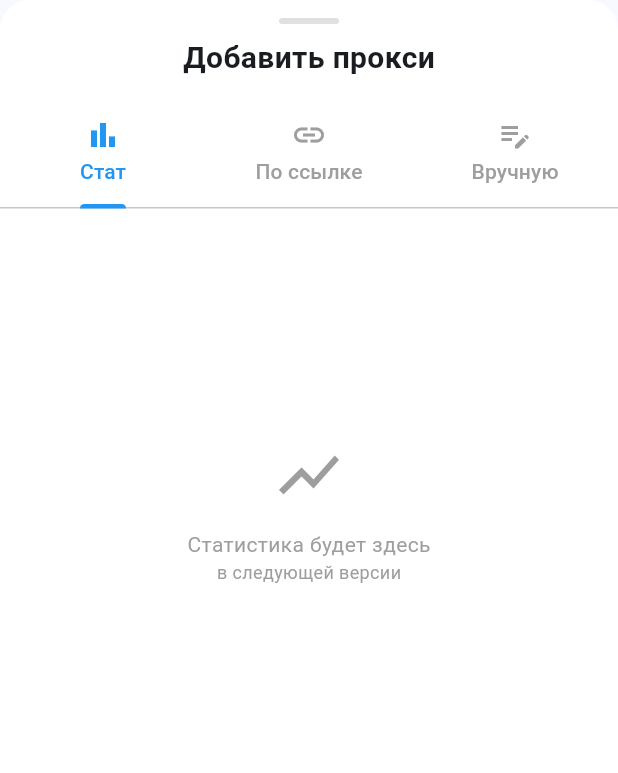
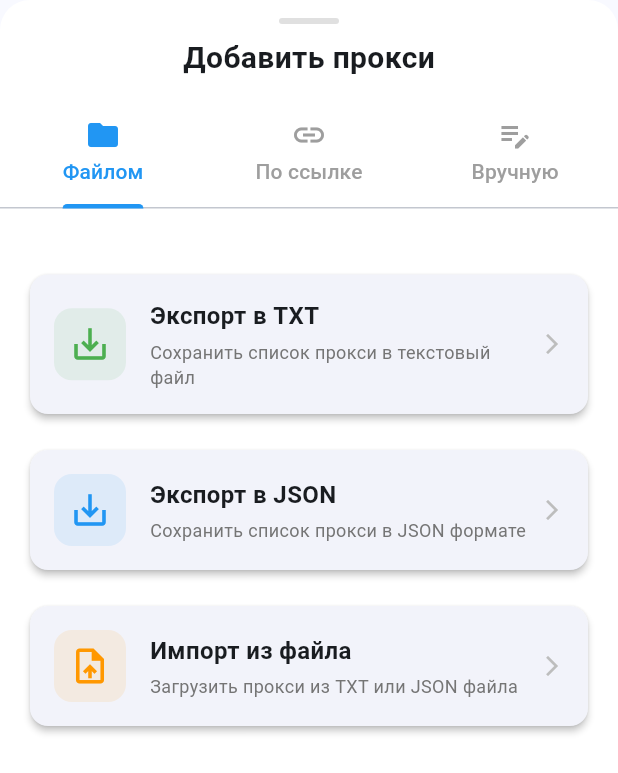
Before and after one commit to DrD-media/proxy_pinger, a Flutter app: the AddProxyBottomSheet widget shown alone on an empty page, opened directly, on a phone screen of 412 x 824 dp. Shown: the top 773 px of the screen. Run offline on Flutter 3.47's test engine with Material 3 defaults, Android fonts, the phone set to English and light mode, and no system bars; our stand-ins replace file_picker, flutter_riverpod, flutter_slidable, go_router, hive, hive_flutter and 1 more; accounts and stored records are empty.

Commit message:
обновление добавления прокси

```diff
--- a/lib/widgets/add_proxy_bottom_sheet.dart
+++ b/lib/widgets/add_proxy_bottom_sheet.dart
@@ -3,6 +3,7 @@ import 'package:flutter_riverpod/flutter_riverpod.dart';
 import '../data/services/link_parser_service.dart';
 import '../providers/proxy_provider.dart';
 import 'add_proxy_manual_bottom_sheet.dart';
+import '../services/file_import_export_service.dart';
 
 class AddProxyBottomSheet extends ConsumerStatefulWidget {
   const AddProxyBottomSheet({super.key});
@@ -59,7 +60,7 @@ class _AddProxyBottomSheetState extends ConsumerState<AddProxyBottomSheet> {
                         labelColor: Colors.blue,
                         unselectedLabelColor: Colors.grey,
                         tabs: [
-                          Tab(icon: Icon(Icons.bar_chart), text: 'Стат'),
+                          Tab(icon: Icon(Icons.folder), text: 'Файлом'),
                           Tab(icon: Icon(Icons.link), text: 'По ссылке'),
                           Tab(icon: Icon(Icons.edit_note), text: 'Вручную'),
                         ],
@@ -68,8 +69,8 @@ class _AddProxyBottomSheetState extends ConsumerState<AddProxyBottomSheet> {
                       Expanded(
                         child: TabBarView(
                           children: [
-                            // Вкладка: Стат (заглушка)
-                            _buildStatsTab(),
+                            // Вкладка: Файлом (экспорт/импорт)
+                            _buildFileTab(),
                             // Вкладка: По ссылке
                             _buildLinkTab(scrollController),
                             // Вкладка: Вручную
@@ -88,24 +89,176 @@ class _AddProxyBottomSheetState extends ConsumerState<AddProxyBottomSheet> {
     );
   }
 
-  Widget _buildStatsTab() {
-    return const Center(
+  Widget _buildFileTab() {
+    return SingleChildScrollView(
+      padding: const EdgeInsets.all(16),
       child: Column(
-        mainAxisAlignment: MainAxisAlignment.center,
         children: [
-          Icon(Icons.show_chart, size: 48, color: Colors.grey),
-          SizedBox(height: 12),
-          Text(
-            'Статистика будет здесь',
-            style: TextStyle(color: Colors.grey),
+          const SizedBox(height: 16),
+
+          // Экспорт в TXT
+          _buildFileButton(
+            icon: Icons.save_alt,
+            color: Colors.green,
+            title: 'Экспорт в TXT',
+            subtitle: 'Сохранить список прокси в текстовый файл',
+            onTap: () => _exportToTxt(),
           ),
-          Text(
-            'в следующей версии',
-            style: TextStyle(fontSize: 12, color: Colors.grey),
+
+          const SizedBox(height: 16),
+
+          // Экспорт в JSON
+          _buildFileButton(
+            icon: Icons.save_alt,
+            color: Colors.blue,
+            title: 'Экспорт в JSON',
+            subtitle: 'Сохранить список прокси в JSON формате',
+            onTap: () => _exportToJson(),
           ),
+
+          const SizedBox(height: 16),
+
+          // Импорт из файла
+          _buildFileButton(
+            icon: Icons.upload_file,
+            color: Colors.orange,
+            title: 'Импорт из файла',
+            subtitle: 'Загрузить прокси из TXT или JSON файла',
+            onTap: () => _importFromFile(),
+          ),
+
+          const SizedBox(height: 32),
         ],
       ),
     );
+  }
+
+  Widget _buildFileButton({
+    required IconData icon,
+    required Color color,
+    required String title,
+    required String subtitle,
+    required VoidCallback onTap,
+  }) {
+    return Card(
+      elevation: 2,
+      shape: RoundedRectangleBorder(
+        borderRadius: BorderRadius.circular(12),
+      ),
+      child: InkWell(
+        onTap: onTap,
+        borderRadius: BorderRadius.circular(12),
+        child: Padding(
+          padding: const EdgeInsets.all(16),
+          child: Row(
+            children: [
+              Container(
+                padding: const EdgeInsets.all(10),
+                decoration: BoxDecoration(
+                  color: color.withOpacity(0.1),
+                  borderRadius: BorderRadius.circular(12),
+                ),
+                child: Icon(icon, color: color, size: 28),
+              ),
+              const SizedBox(width: 16),
+              Expanded(
+                child: Column(
+                  crossAxisAlignment: CrossAxisAlignment.start,
+                  children: [
+                    Text(
+                      title,
+                      style: const TextStyle(
+                        fontSize: 16,
+                        fontWeight: FontWeight.bold,
+                      ),
+                    ),
+                    const SizedBox(height: 4),
+                    Text(
+                      subtitle,
+                      style: TextStyle(
+                        fontSize: 12,
+                        color: Colors.grey.shade600,
+                      ),
+                    ),
+                  ],
+                ),
+              ),
+              Icon(Icons.arrow_forward_ios, size: 16, color: Colors.grey.shade400),
+            ],
+          ),
+        ),
+      ),
+    );
+  }
+
+  Future<void> _exportToTxt() async {
+    final proxies = await ref.read(proxyListProvider.future);
+    if (proxies.isEmpty) {
+      ScaffoldMessenger.of(context).showSnackBar(
+        const SnackBar(content: Text('Нет прокси для экспорта')),
+      );
+      return;
+    }
+
+    final filePath = await FileImportExportService.exportProxies(proxies);
+    if (filePath != null && mounted) {
+      ScaffoldMessenger.of(context).showSnackBar(
+        SnackBar(
+          content: Text('✅ Экспортировано в TXT: $filePath'),
+          backgroundColor: Colors.green,
+        ),
+      );
+    }
+  }
+
+  Future<void> _exportToJson() async {
+    final proxies = await ref.read(proxyListProvider.future);
+    if (proxies.isEmpty) {
+      ScaffoldMessenger.of(context).showSnackBar(
+        const SnackBar(content: Text('Нет прокси для экспорта')),
+      );
+      return;
+    }
+
+    final filePath = await FileImportExportService.exportProxiesToJson(proxies);
+    if (filePath != null && mounted) {
+      ScaffoldMessenger.of(context).showSnackBar(
+        SnackBar(
+          content: Text('✅ Экспортировано в JSON: $filePath'),
+          backgroundColor: Colors.green,
+        ),
+      );
+    }
+  }
+
+  Future<void> _importFromFile() async {
+    final importedProxies = await FileImportExportService.importProxies();
+
+    if (importedProxies.isEmpty) {
+      if (mounted) {
+        ScaffoldMessenger.of(context).showSnackBar(
+          const SnackBar(content: Text('❌ Не найдено валидных прокси в файле')),
+        );
+      }
+      return;
+    }
+
+    int added = 0;
+    for (final proxy in importedProxies) {
+      await ref.read(proxyRepositoryProvider).add(proxy);
+      added++;
+    }
+
+    ref.invalidate(proxyListProvider);
+
+    if (mounted) {
+      ScaffoldMessenger.of(context).showSnackBar(
+        SnackBar(
+          content: Text('✅ Импортировано $added прокси'),
+          backgroundColor: Colors.green,
+        ),
+      );
+    }
   }
 
   Widget _buildLinkTab(ScrollController scrollController) {
```
